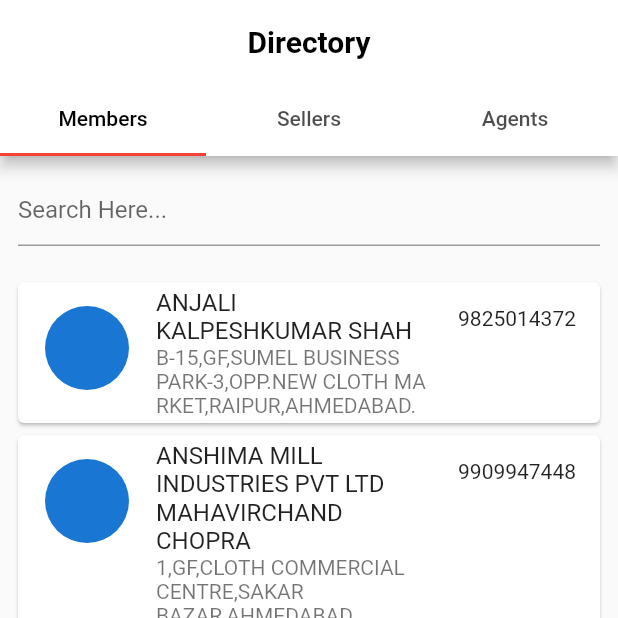
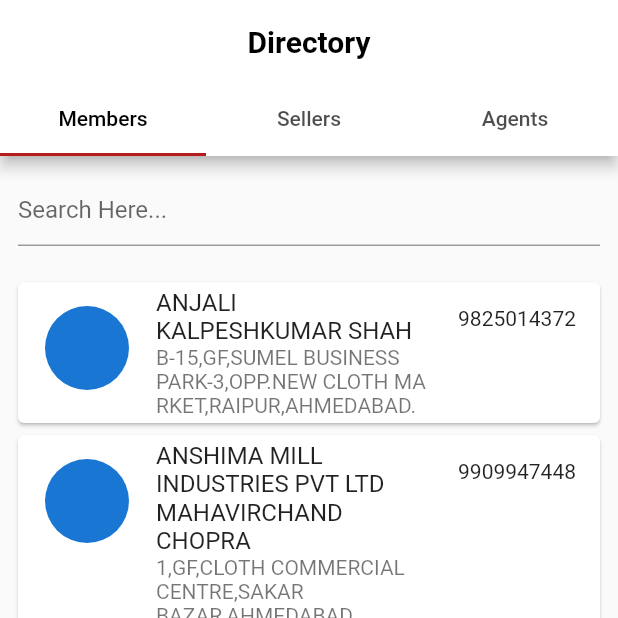
Before and after one commit to kaushalsitapara/fetadummy, a Flutter app: the screen it shows after launch, in the side drawer, after a tap on "Directory", on a phone screen of 412 x 824 dp, the top half of it. Run offline on Flutter 3.47's test engine with Material 2 defaults, Android fonts, the phone set to English and light mode, and no system bars; our stand-ins replace csv.

Commit message:
minor change to colorscheme

```diff
--- a/lib/main.dart
+++ b/lib/main.dart
@@ -14,7 +14,7 @@ class MyApp extends StatelessWidget {
     return MaterialApp(
       theme: ThemeData(
         backgroundColor: Colors.white,
-        accentColor: Colors.red,
+        accentColor: Colors.red[900],
         tabBarTheme: TabBarTheme(labelColor: Colors.black),
         bottomAppBarColor: Colors.grey[300],
         primaryTextTheme: TextTheme(
```
